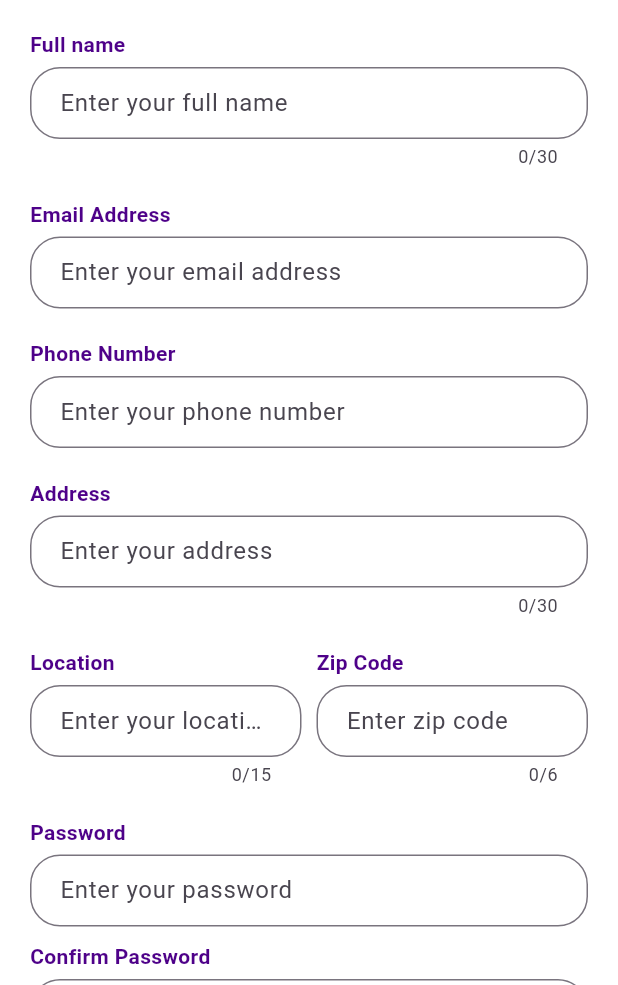
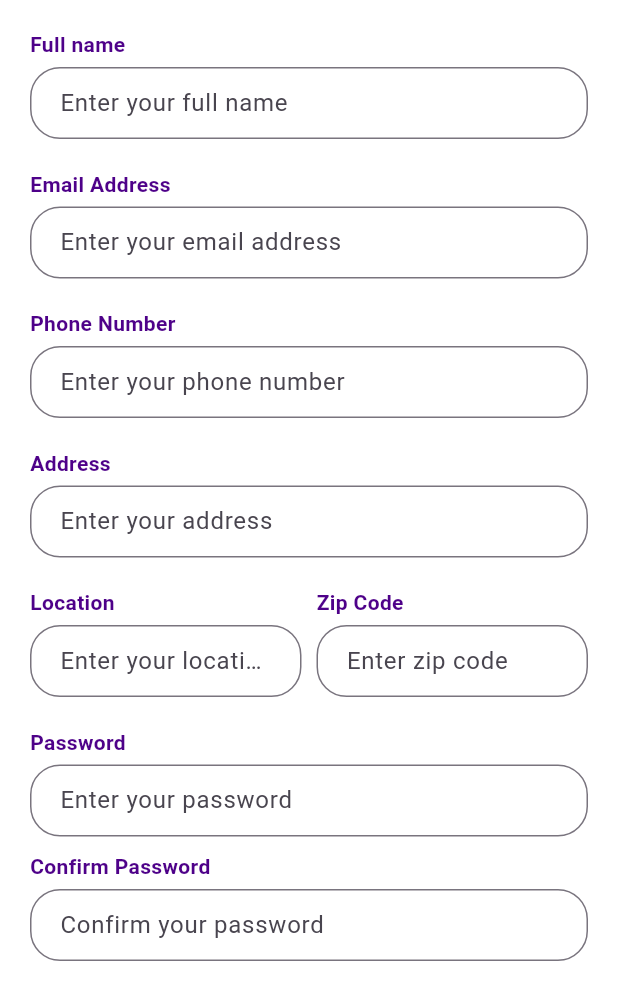
Before and after one commit to oussemab20/flutter-app-fidelyo, a Flutter app: the RegisterView screen opened directly, on a phone screen of 412 x 824 dp, the part 251-1236 px from its top. Run offline on Flutter 3.47's test engine with Material 3 defaults, Android fonts, the phone set to English and light mode, and no system bars; our stand-ins replace cloud_firestore, firebase_auth, firebase_core, font_awesome_flutter; accounts and stored records are empty.

Commit message:
login page (100% in view and firebase 10%) Register page (100% in view and firebase settings 97%)

```diff
--- a/lib/register/register_view.dart
+++ b/lib/register/register_view.dart
@@ -14,117 +14,122 @@ class RegisterView extends StatelessWidget {
   final TextEditingController _confirmPasswordController = TextEditingController();
   final RegisterController _controller = RegisterController();
 
+  // Declare FocusNodes for each field
+  final FocusNode _fullNameFocusNode = FocusNode();
+  final FocusNode _emailFocusNode = FocusNode();
+  final FocusNode _phoneNumberFocusNode = FocusNode();
+  final FocusNode _addressFocusNode = FocusNode();
+  final FocusNode _locationFocusNode = FocusNode();
+  final FocusNode _zipCodeFocusNode = FocusNode();
+  final FocusNode _passwordFocusNode = FocusNode();
+  final FocusNode _confirmPasswordFocusNode = FocusNode();
+
   @override
   Widget build(BuildContext context) {
     return Scaffold(
       backgroundColor: Colors.white,
-      body: SingleChildScrollView(
+      body: GestureDetector(
+        onTap: () {
+          FocusScope.of(context).unfocus(); // Dismiss keyboard on outside tap
+        },
+        child: SingleChildScrollView(
           child: Padding(
             padding: const EdgeInsets.all(20.0),
             child: Column(
-            mainAxisAlignment: MainAxisAlignment.start,
               children: [
                 SizedBox(height: 20),
                 Center(child: Image.asset('assets/LOGO.png')),
                 SizedBox(height: 20),
-
-              // Full Name Section
-              buildTextField('Full name', _fullNameController, 'Enter your full name', 30, context),
+                buildTextField('Full name', _fullNameController, 'Enter your full name', 30, context, focusNode: _fullNameFocusNode),
                 SizedBox(height: 20),
-
-              // Email Address Section
-              buildTextField('Email Address', _emailController, 'Enter your email address', null, context),
+                buildTextField('Email Address', _emailController, 'Enter your email address', null, context, focusNode: _emailFocusNode),
                 SizedBox(height: 20),
-
-              // Phone Number Section
-              buildTextField('Phone Number', _phoneNumberController, 'Enter your phone number', null, context),
+                buildTextField('Phone Number', _phoneNumberController, 'Enter your phone number', null, context, focusNode: _phoneNumberFocusNode),
                 SizedBox(height: 20),
-
-              // Address Section
-              buildTextField('Address', _addressController, 'Enter your address', 30, context),
+                buildTextField('Address', _addressController, 'Enter your address', 30, context, focusNode: _addressFocusNode),
                 SizedBox(height: 20),
-
-              // Location and Zip Code Section
                 Row(
-                mainAxisAlignment: MainAxisAlignment.spaceBetween,
                   children: [
-                  Expanded(child: buildTextField('Location', _locationController, 'Enter your location', 15, context)),
+                    Expanded(child: buildTextField('Location', _locationController, 'Enter your location', 15, context, focusNode: _locationFocusNode)),
                     SizedBox(width: 10),
-                  Expanded(child: buildTextField('Zip Code', _zipCodeController, 'Enter zip code', 6, context)),
+                    Expanded(child: buildTextField('Zip Code', _zipCodeController, 'Enter zip code', 6, context, focusNode: _zipCodeFocusNode)),
                   ],
                 ),
                 SizedBox(height: 20),
-
-              // Password Section
-              buildTextField('Password', _passwordController, 'Enter your password', null, context, isPassword: true),
+                buildTextField('Password', _passwordController, 'Enter your password', null, context, focusNode: _passwordFocusNode, isPassword: true),
                 SizedBox(height: 10),
-              buildTextField('Confirm Password', _confirmPasswordController, 'Confirm your password', null, context, isPassword: true),
+                buildTextField('Confirm Password', _confirmPasswordController, 'Confirm your password', null, context, focusNode: _confirmPasswordFocusNode, isPassword: true),
                 SizedBox(height: 20),
-
-              ElevatedButton(
-                onPressed: () {
-                  String fullName = _fullNameController.text;
-                  String email = _emailController.text;
-                  String phoneNumber = _phoneNumberController.text;
-                  String address = _addressController.text;
-                  String location = _locationController.text;
-                  String zipCode = _zipCodeController.text;
-                  String password = _passwordController.text;
-                  String passwordConfirmation = _confirmPasswordController.text;
-
-                  String? errorMessage;
-
-                  // Validate inputs
-                  if (fullName.length > 30) {
-                    errorMessage = 'Your name is too long!';
-                  } else if (!RegExp(r'^[a-zA-Z0-9._%+-]+@[a-zA-Z0-9.-]+\.[a-zA-Z]{2,}$').hasMatch(email)) {
-                    errorMessage = 'Put a valid email!';
-                  } else if (!RegExp(r'^\d+$').hasMatch(phoneNumber)) {
-                    errorMessage = 'Please use numbers!';
-                  } else if (address.length > 30) {
-                    errorMessage = 'Your address is too long!';
-                  } else if (location.length > 15) {
-                    errorMessage = 'Your location is too long!';
-                  } else if (zipCode.length > 6 || !RegExp(r'^\d+$').hasMatch(zipCode)) {
-                    errorMessage = 'Please write numbers!';
-                  } else if (password.isEmpty) {
-                    errorMessage = 'Password cannot be empty!';
-                  } else if (password != passwordConfirmation) {
-                    errorMessage = 'Confirm your password!';
-                  }
-
-                  // If there's an error message, show it in a dialog or toast
-                  if (errorMessage != null) {
-                    ScaffoldMessenger.of(context).showSnackBar(
-                      SnackBar(content: Text(errorMessage, style: TextStyle(color: Colors.red))),
-                    );
-                    return;
-                  }
-
-                  // Create a new RegisterModel instance
+                Padding(
+                  padding: const EdgeInsets.only(bottom: 20),
+                  child: SizedBox(
+                    width: 380,
+                    child: Container(
+                      decoration: BoxDecoration(
+                        gradient: AppColors.primaryGradient,
+                        borderRadius: BorderRadius.circular(25),
+                      ),
+                      child: ElevatedButton(
+                        onPressed: () async {
+                          // Create a RegisterModel instance
                           RegisterModel model = RegisterModel(
-                    fullName: fullName,
-                    email: email,
-                    phoneNumber: phoneNumber,
-                    address: address,
-                    location: location,
-                    zipCode: zipCode,
-                    password: password, // Add the password here
+                            fullName: _fullNameController.text,
+                            email: _emailController.text,
+                            phoneNumber: _phoneNumberController.text,
+                            address: _addressController.text,
+                            location: _locationController.text,
+                            zipCode: _zipCodeController.text,
+                            password: _passwordController.text,
                           );
 
-                  // Call the register function from the controller
-                  _controller.registerUser(model);
+                          // Call the register logic
+                          await _controller.registerUser(model);
+
+                          // Optionally, show a success message or handle errors
+                          ScaffoldMessenger.of(context).showSnackBar(
+                            SnackBar(content: Text('User registered successfully!')),
+                          );
+
+                          // Clear the fields after registration
+                          _fullNameController.clear();
+                          _emailController.clear();
+                          _phoneNumberController.clear();
+                          _addressController.clear();
+                          _locationController.clear();
+                          _zipCodeController.clear();
+                          _passwordController.clear();
+                          _confirmPasswordController.clear();
                         },
-                child: Text("Register"),
+                        style: ElevatedButton.styleFrom(
+                          backgroundColor: Colors.transparent,
+                          shape: RoundedRectangleBorder(
+                            borderRadius: BorderRadius.circular(25),
+                          ),
+                          padding: EdgeInsets.symmetric(vertical: 15),
+                        ),
+                        child: Center(
+                          child: Text(
+                            'Register',
+                            style: TextStyle(
+                              fontSize: 18,
+                              fontWeight: FontWeight.bold,
+                              color: Colors.white,
+                            ),
+                          ),
+                        ),
+                      ),
+                    ),
+                  ),
                 ),
               ],
+            ),
           ),
         ),
       ),
     );
   }
 
-  Widget buildTextField(String label, TextEditingController controller, String hint, int? maxLength, BuildContext context, {bool isPassword = false}) {
+  Widget buildTextField(String label, TextEditingController controller, String hint, int? maxLength, BuildContext context, {FocusNode? focusNode, bool isPassword = false}) {
     return Column(
       crossAxisAlignment: CrossAxisAlignment.start,
       children: [
@@ -132,14 +137,19 @@ class RegisterView extends StatelessWidget {
         SizedBox(height: 5),
         TextField(
           controller: controller,
+          focusNode: focusNode,
           obscureText: isPassword,
+          textInputAction: TextInputAction.next,
           decoration: InputDecoration(
             border: OutlineInputBorder(borderRadius: BorderRadius.circular(20)),
             hintText: hint,
             contentPadding: EdgeInsets.symmetric(vertical: 8, horizontal: 16),
-            errorText: maxLength != null && controller.text.length > maxLength ? 'Error message here' : null,
           ),
           maxLength: maxLength,
+          keyboardType: label == 'Phone Number' || label == 'Zip Code' ? TextInputType.number : TextInputType.text,
+          buildCounter: (BuildContext context, {required int currentLength, required bool isFocused, int? maxLength}) {
+            return null;
+          },
         ),
       ],
     );
```
Also changed, not shown: lib/register/register_controller.dart (+5 -2 lines), pubspec.lock. Lines whose indentation alone changed are shown as unchanged.
